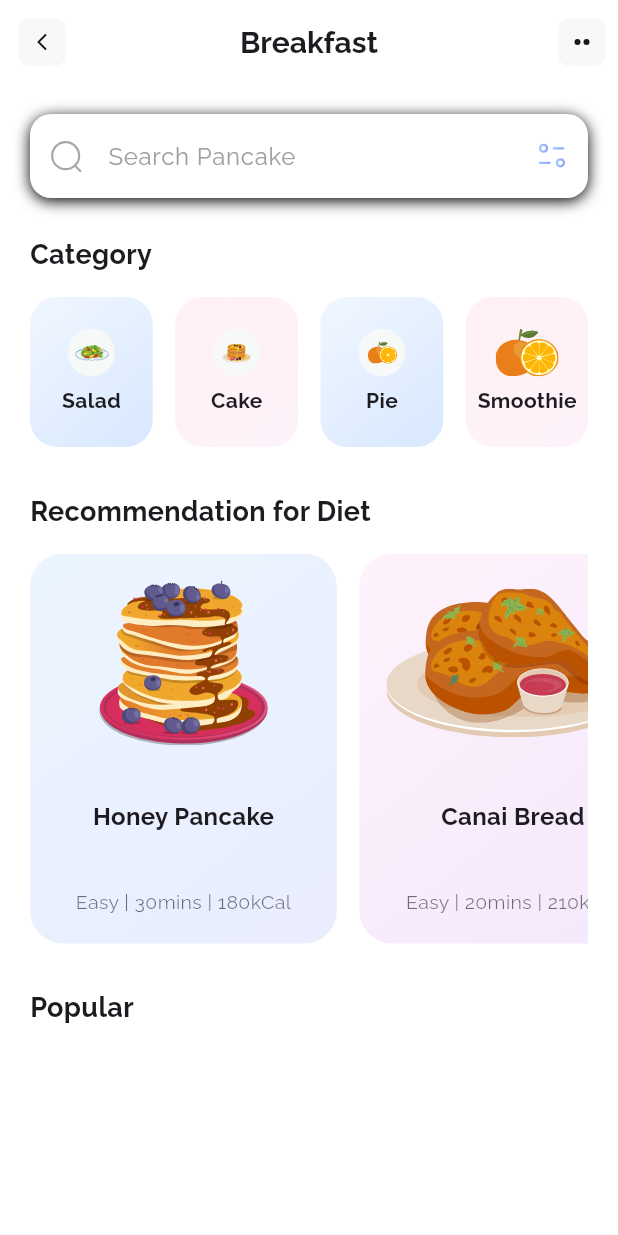
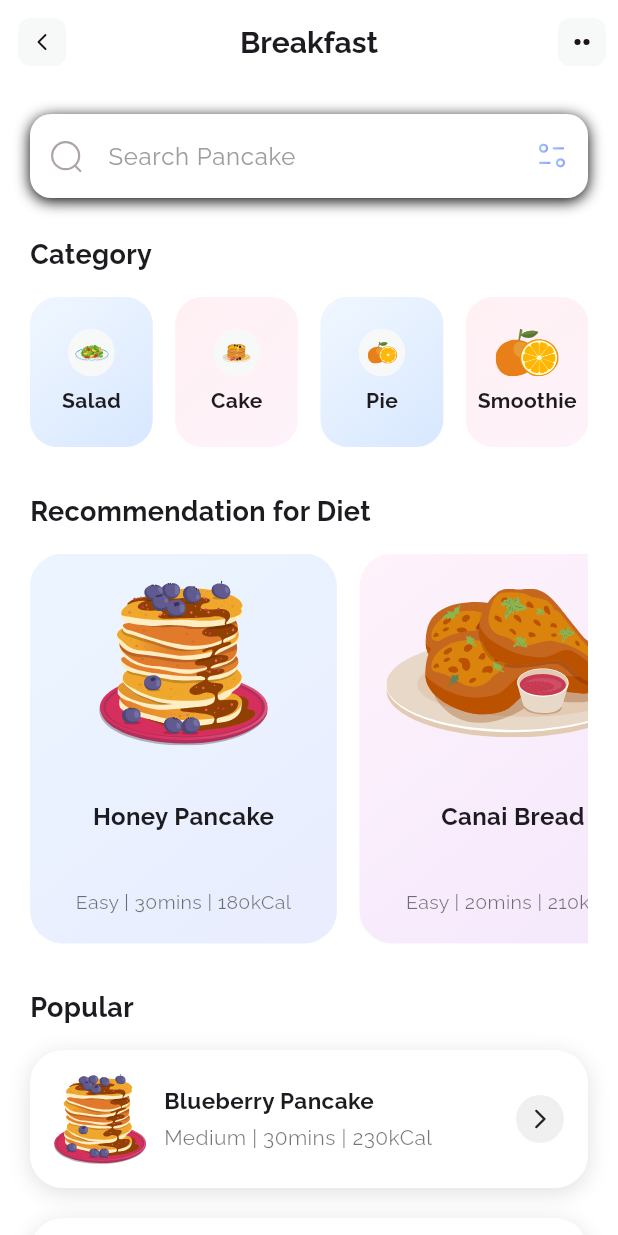
Before and after one commit to Mison1212/week_7_latihan_font, a Flutter app: the screen it shows after launch, on a phone screen of 412 x 824 dp. Run offline on Flutter 3.47's test engine with Material 3 defaults, Android fonts, the phone set to English and light mode, and no system bars; our stand-ins replace flutter_svg.

Commit message:
membuat Popular List

```diff
--- a/lib/pages/break_fast_page.dart
+++ b/lib/pages/break_fast_page.dart
@@ -89,7 +89,7 @@ class BreakFastPage extends StatelessWidget {
             style: TextStyle(fontSize: 18, fontWeight: FontWeight.w600),
           ),
           const SizedBox(height: 15),
-          // _buildPopularList(),
+          _buildPopularList(),
         ],
       ),
     );
@@ -260,4 +260,75 @@ class BreakFastPage extends StatelessWidget {
     );
   }
 
+  // ============================================================
+  // POPULAR LIST
+  // ============================================================
+  Widget _buildPopularList() {
+    final List<Map<String, String>> popular = [
+      {
+        "name": "Blueberry Pancake",
+        "detail": "Medium | 30mins | 230kCal",
+        "icons": "assets/icons/blueberry.svg",
+      },
+      {
+        "name": "Salmon Nigiri",
+        "detail": "Medium | 20mins | 120kCal",
+        "icons": "assets/icons/salmon.svg",
+      }
+    ];
+
+    return Column(
+      children: List.generate(popular.length, (index) {
+        return Container(
+          margin: const EdgeInsets.only(bottom: 20),
+          padding: const EdgeInsets.all(16),
+          decoration: BoxDecoration(
+            borderRadius: BorderRadius.circular(22),
+            color: Colors.white,
+            boxShadow: [
+              BoxShadow(
+                color: Colors.black12,
+                blurRadius: 12,
+                offset: Offset(0, 3),
+              )
+            ],
+          ),
+          child: Row(
+            children: [
+              SvgPicture.asset(popular[index]["icons"]!, height: 60),
+
+              const SizedBox(width: 12),
+
+              Expanded(
+                child: Column(
+                  crossAxisAlignment: CrossAxisAlignment.start,
+                  children: [
+                    Text(
+                      popular[index]["name"]!,
+                      style: const TextStyle(
+                          fontSize: 15, fontWeight: FontWeight.w600),
+                    ),
+                    const SizedBox(height: 4),
+                    Text(
+                      popular[index]["detail"]!,
+                      style: const TextStyle(color: Colors.black54),
+                    ),
+                  ],
+                ),
+              ),
+
+              Container(
+                padding: const EdgeInsets.all(8),
+                decoration: const BoxDecoration(
+                  shape: BoxShape.circle,
+                  color: Color(0xFFF0F0F0),
+                ),
+                child: const Icon(Icons.arrow_forward_ios_rounded, size: 16),
+              )
+            ],
+          ),
+        );
+      }),
+    );
+  }
 }
```
